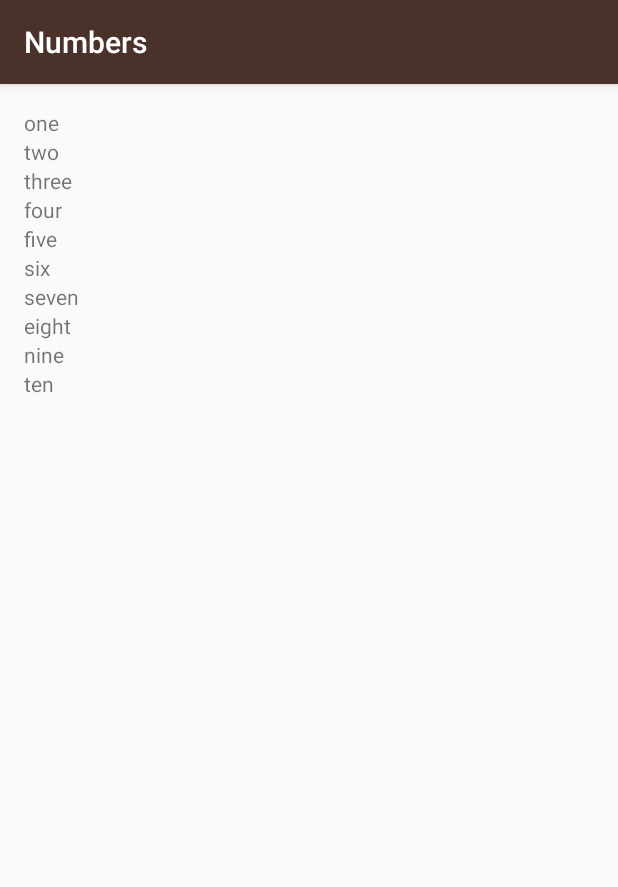
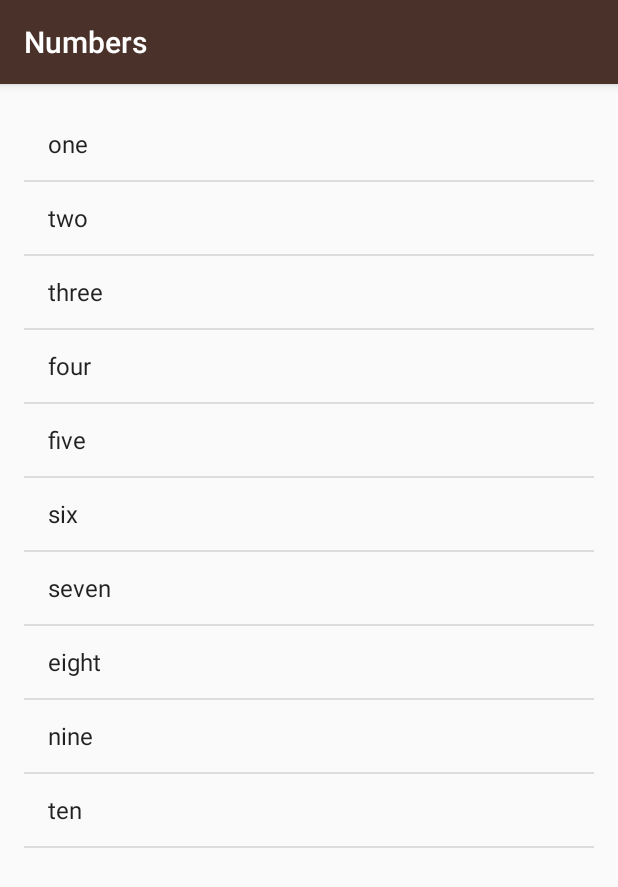
Before and after one commit to udacity/ud839_Miwok, an Android app: the NumbersActivity screen opened directly, with no data from a screen before it, on a phone screen of 412 x 824 dp. Shown: the top 887 px of the screen. Run offline under Robolectric (Android 15) with nearby library versions, the light colour scheme and no system bars.

Commit message:
1.11 Display list of words with ListView and ArrayAdapter

```diff
--- a/app/src/main/java/com/example/android/miwok/NumbersActivity.java
+++ b/app/src/main/java/com/example/android/miwok/NumbersActivity.java
@@ -17,8 +17,8 @@ package com.example.android.miwok;
 
 import android.os.Bundle;
 import android.support.v7.app.AppCompatActivity;
-import android.widget.LinearLayout;
-import android.widget.TextView;
+import android.widget.ArrayAdapter;
+import android.widget.ListView;
 
 import java.util.ArrayList;
 
@@ -42,22 +42,23 @@ public class NumbersActivity extends AppCompatActivity {
         words.add("nine");
         words.add("ten");
 
-        // Find the root view so we can add child views to it
-        LinearLayout rootView = (LinearLayout) findViewById(R.id.rootView);
+        // Create an {@link ArrayAdapter}, whose data source is a list of Strings. The
+        // adapter knows how to create layouts for each item in the list, using the
+        // simple_list_item_1.xml layout resource defined in the Android framework.
+        // This list item layout contains a single {@link TextView}, which the adapter will set to
+        // display a single word.
+        ArrayAdapter<String> itemsAdapter =
+                new ArrayAdapter<String>(this, android.R.layout.simple_list_item_1, words);
 
-        // Keep looping until we've reached the end of the list (which means keep looping
-        // as long as the current index position is less than the length of the list).
-        // The index variable keeps track of our current position in the list and
-        // increments by 1 each time the code in the loop is executed.
-        for (int index = 0; index < words.size(); index++) {
-            // Create a new TextView
-            TextView wordView = new TextView(this);
+        // Find the {@link ListView} object in the view hierarchy of the {@link Activity}.
+        // There should be a {@link ListView} with the view ID called list, which is declared in the
+        // activity_numbers.xml layout file.
+        ListView listView = (ListView) findViewById(R.id.list);
 
-            // Set the text to be word at the current index
-            wordView.setText(words.get(index));
-
-            // Add this TextView as another child to the root view of this layout
-            rootView.addView(wordView);
-        }
+        // Make the {@link ListView} use the {@link ArrayAdapter} we created above, so that the
+        // {@link ListView} will display list items for each word in the list of words.
+        // Do this by calling the setAdapter method on the {@link ListView} object and pass in
+        // 1 argument, which is the {@link ArrayAdapter} with the variable name itemsAdapter.
+        listView.setAdapter(itemsAdapter);
     }
 }
--- a/app/src/main/res/layout/activity_numbers.xml
+++ b/app/src/main/res/layout/activity_numbers.xml
@@ -13,9 +13,9 @@
      See the License for the specific language governing permissions and
      limitations under the License.
 -->
-<LinearLayout xmlns:android="http://schemas.android.com/apk/res/android"
+<ListView xmlns:android="http://schemas.android.com/apk/res/android"
     xmlns:tools="http://schemas.android.com/tools"
-    android:id="@+id/rootView"
+    android:id="@+id/list"
     android:orientation="vertical"
     android:layout_width="match_parent"
     android:layout_height="match_parent"
@@ -23,6 +23,4 @@
     android:paddingLeft="@dimen/activity_horizontal_margin"
     android:paddingRight="@dimen/activity_horizontal_margin"
     android:paddingTop="@dimen/activity_vertical_margin"
-    tools:context="com.example.android.miwok.NumbersActivity">
-
-</LinearLayout>
+    tools:context="com.example.android.miwok.NumbersActivity"/>
```
